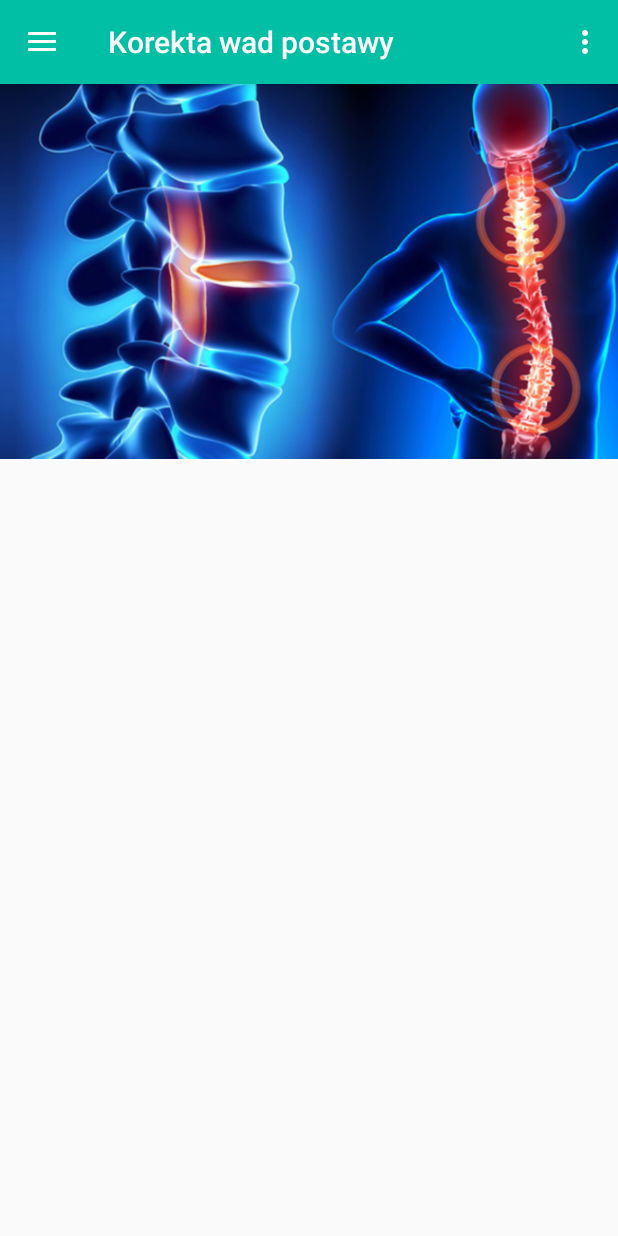
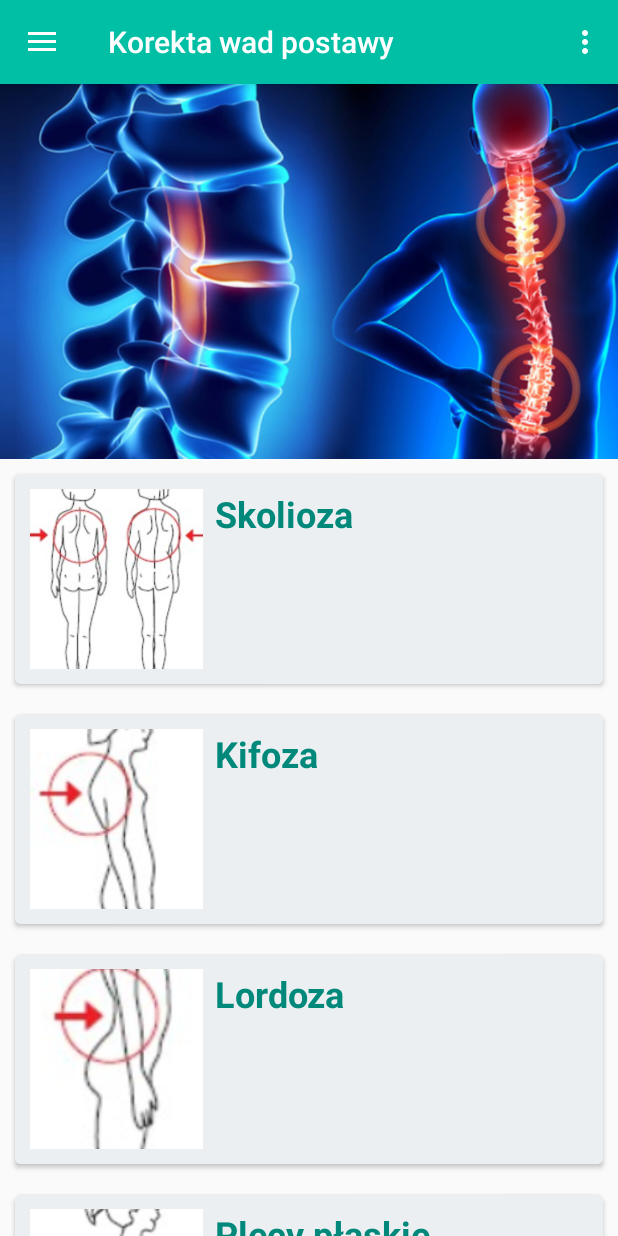
Before and after one commit to Kb861/ProjInzynierski, an Android app: the screen it shows after launch (MainActivity), in the side drawer, after a tap on "Ćwiczenia", on a phone screen of 412 x 824 dp. Run offline under Robolectric (Android 15) with nearby library versions, the phone set to English and light mode, and no system bars; our stand-ins replace ButterKnife.

Commit message:
list of defects

```diff
--- a/app/src/main/AndroidManifest.xml
+++ b/app/src/main/AndroidManifest.xml
@@ -19,6 +19,7 @@
                 <category android:name="android.intent.category.LAUNCHER" />
             </intent-filter>
         </activity>
+        <activity android:name=".Exercises.DefectActivity"></activity>
     </application>
 
 </manifest>
--- a/app/src/main/java/com/example/ketri/korektawadpostawy/Exercises/ExerciseFragment.java
+++ b/app/src/main/java/com/example/ketri/korektawadpostawy/Exercises/ExerciseFragment.java
@@ -3,6 +3,7 @@ package com.example.ketri.korektawadpostawy.Exercises;
 
 import android.os.Bundle;
 import android.support.v4.app.Fragment;
+import android.support.v7.widget.LinearLayoutManager;
 import android.support.v7.widget.RecyclerView;
 import android.view.LayoutInflater;
 import android.view.View;
@@ -10,9 +11,11 @@ import android.view.ViewGroup;
 
 import com.example.ketri.korektawadpostawy.R;
 
+import java.util.ArrayList;
 import java.util.List;
 
 import butterknife.BindView;
+import butterknife.ButterKnife;
 
 
 /**
@@ -32,7 +35,21 @@ public class ExerciseFragment extends Fragment {
     public View onCreateView(LayoutInflater inflater, ViewGroup container,
                              Bundle savedInstanceState) {
         // Inflate the layout for this fragment
-        return inflater.inflate(R.layout.fragment_exercise, container, false);
+      View view = inflater.inflate(R.layout.fragment_exercise, container, false);
+        ButterKnife.bind(this, view);
+        lstDefect = new ArrayList<>();
+        lstDefect.add(new Defect("Skolioza", R.drawable.skolioza));
+        lstDefect.add( new Defect("Kifoza", R.drawable.kif));
+        lstDefect.add( new Defect("Lordoza", R.drawable.lo));
+        lstDefect.add( new Defect("Plecy płaskie", R.drawable.plaskie));
+        lstDefect.add( new Defect("Plecy okrągło-wklęsłe", R.drawable.okw));
+        RecyclerView.LayoutManager layoutManager = new LinearLayoutManager(getActivity().getApplicationContext());
+        recycler.setLayoutManager(layoutManager);
+
+        DefectAdapter defectAdaper = new DefectAdapter(getContext(),lstDefect);
+        recycler.setAdapter(defectAdaper);
+
+        return view;
+
     }
-
 }
--- a/app/src/main/res/values/colors.xml
+++ b/app/src/main/res/values/colors.xml
@@ -2,5 +2,5 @@
 <resources>
     <color name="colorPrimary">#00BFA5</color>
     <color name="colorPrimaryDark">#00897B</color>
-    <color name="colorAccent">#B9F6CA</color>
+    <color name="colorAccent">#ECEFF1</color>
 </resources>
```
Also changed, not shown: app/src/main/java/com/example/ketri/korektawadpostawy/Exercises/DefectActivity.java (added, +15 -0 lines), app/src/main/res/layout/activity_defect.xml (added, +9 -0 lines), app/src/main/res/drawable-v24/kif.PNG (added), app/src/main/res/drawable-v24/lo.PNG (added), app/src/main/res/drawable-v24/okw.PNG (added), app/src/main/res/drawable-v24/plaskie.PNG (added), app/src/main/res/drawable-v24/skolioza.PNG (added).
